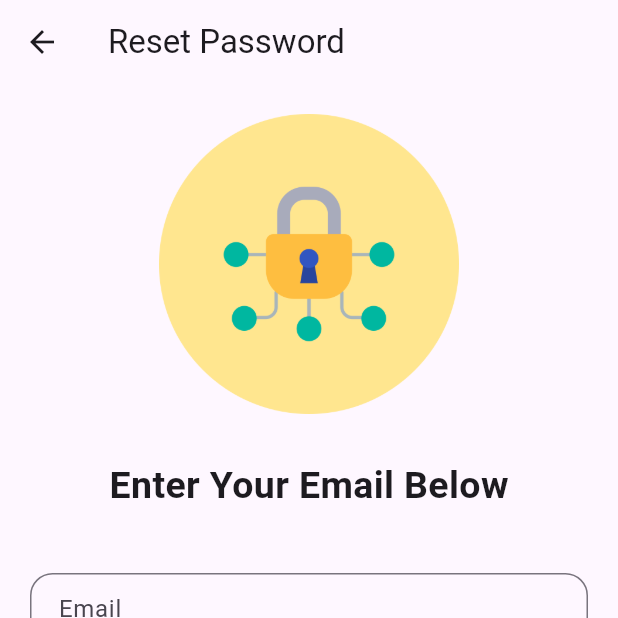
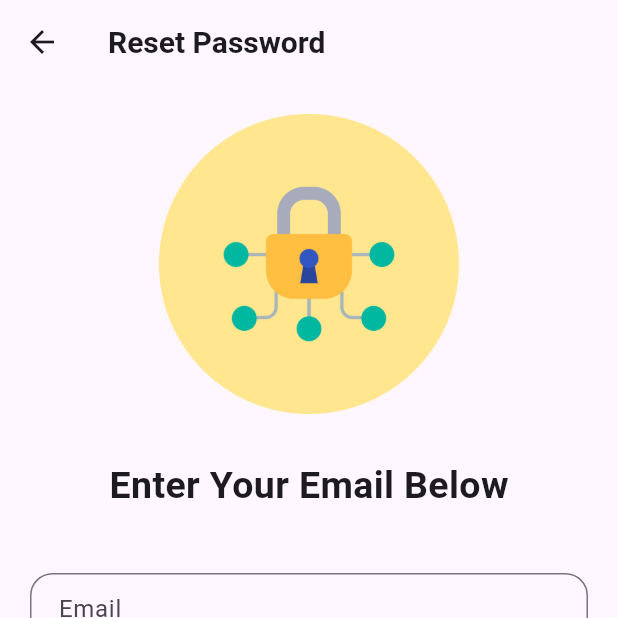
Before and after one commit to TechPyllars2024/AutoCareCarOwners, a Flutter app: the ForgotPasswordScreen screen opened directly, on a phone screen of 412 x 824 dp, the top half of it. Run offline on Flutter 3.47's test engine with Material 3 defaults, Android fonts, the phone set to English and light mode, and no system bars; drawn by our look-alikes of flutter_animate; our stand-ins replace carousel_slider, cloud_firestore, curved_navigation_bar, firebase_auth, firebase_core, firebase_storage and 5 more; missing offline and left inert: flutter_pannable_rating_bar; accounts and stored records are empty.

Commit message:
update: forgot password

```diff
--- a/lib/Authentication/screens/forgotPassword.dart
+++ b/lib/Authentication/screens/forgotPassword.dart
@@ -63,7 +63,7 @@ class _ForgotPasswordState extends State<ForgotPasswordScreen> {
       appBar: AppBar(
         backgroundColor: Colors.transparent,
         elevation: 0,
-        title: const Text("Reset Password"),
+        title: const Text("Reset Password", style: TextStyle(fontSize: 20, fontWeight: FontWeight.bold)),
         leading: IconButton(
           icon: const Icon(Icons.arrow_back),
           onPressed: () {
```
